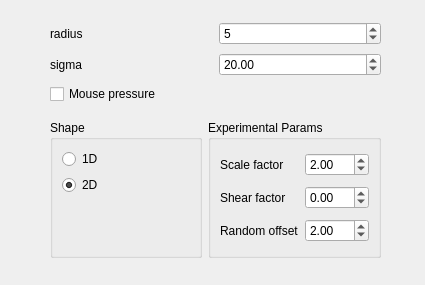
Above: krita/plugins/paintops/sumie/wdgshapeoptions.ui from KDE/krita before the change. Below: the same form after it.
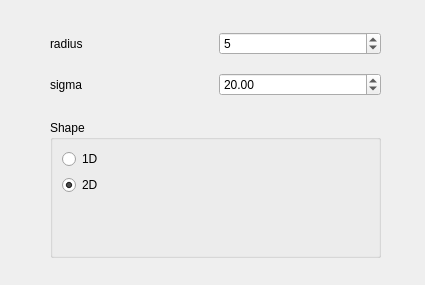
That is the form after the change.

Diff of the .ui file:
```diff
--- a/krita/plugins/paintops/sumie/wdgshapeoptions.ui
+++ b/krita/plugins/paintops/sumie/wdgshapeoptions.ui
@@ -60,16 +60,6 @@
       </property>
      </widget>
     </item>
-    <item row="2" column="0" colspan="2">
-     <widget class="QCheckBox" name="mousePressureCBox">
-      <property name="text">
-       <string>Mouse pressure</string>
-      </property>
-      <property name="checked">
-       <bool>false</bool>
-      </property>
-     </widget>
-    </item>
    </layout>
   </widget>
   <widget class="QWidget" name="layoutWidget">
@@ -124,75 +114,6 @@
       </layout>
      </widget>
     </item>
-    <item row="0" column="1">
-     <widget class="QGroupBox" name="movementGroup">
-      <property name="sizePolicy">
-       <sizepolicy hsizetype="Minimum" vsizetype="Minimum">
-        <horstretch>0</horstretch>
-        <verstretch>0</verstretch>
-       </sizepolicy>
-      </property>
-      <property name="title">
-       <string>Experimental Params</string>
-      </property>
-      <layout class="QGridLayout" name="gridLayout_3">
-       <item row="0" column="0">
-        <widget class="QLabel" name="label">
-         <property name="text">
-          <string>Scale factor</string>
-         </property>
-        </widget>
-       </item>
-       <item row="0" column="1">
-        <widget class="QDoubleSpinBox" name="scaleBox">
-         <property name="minimum">
-          <double>-99.000000000000000</double>
-         </property>
-         <property name="value">
-          <double>2.000000000000000</double>
-         </property>
-        </widget>
-       </item>
-       <item row="1" column="0">
-        <widget class="QLabel" name="label_2">
-         <property name="text">
-          <string>Shear factor</string>
-         </property>
-        </widget>
-       </item>
-       <item row="1" column="1">
-        <widget class="QDoubleSpinBox" name="shearBox">
-         <property name="minimum">
-          <double>-99.000000000000000</double>
-         </property>
-         <property name="value">
-          <double>0.000000000000000</double>
-         </property>
-        </widget>
-       </item>
-       <item row="2" column="0">
-        <widget class="QLabel" name="label_3">
-         <property name="text">
-          <string>Random offset</string>
-         </property>
-        </widget>
-       </item>
-       <item row="2" column="1">
-        <widget class="QDoubleSpinBox" name="rndBox">
-         <property name="minimum">
-          <double>-99.000000000000000</double>
-         </property>
-         <property name="maximum">
-          <double>999.990000000000009</double>
-         </property>
-         <property name="value">
-          <double>2.000000000000000</double>
-         </property>
-        </widget>
-       </item>
-      </layout>
-     </widget>
-    </item>
    </layout>
   </widget>
  </widget>
```
